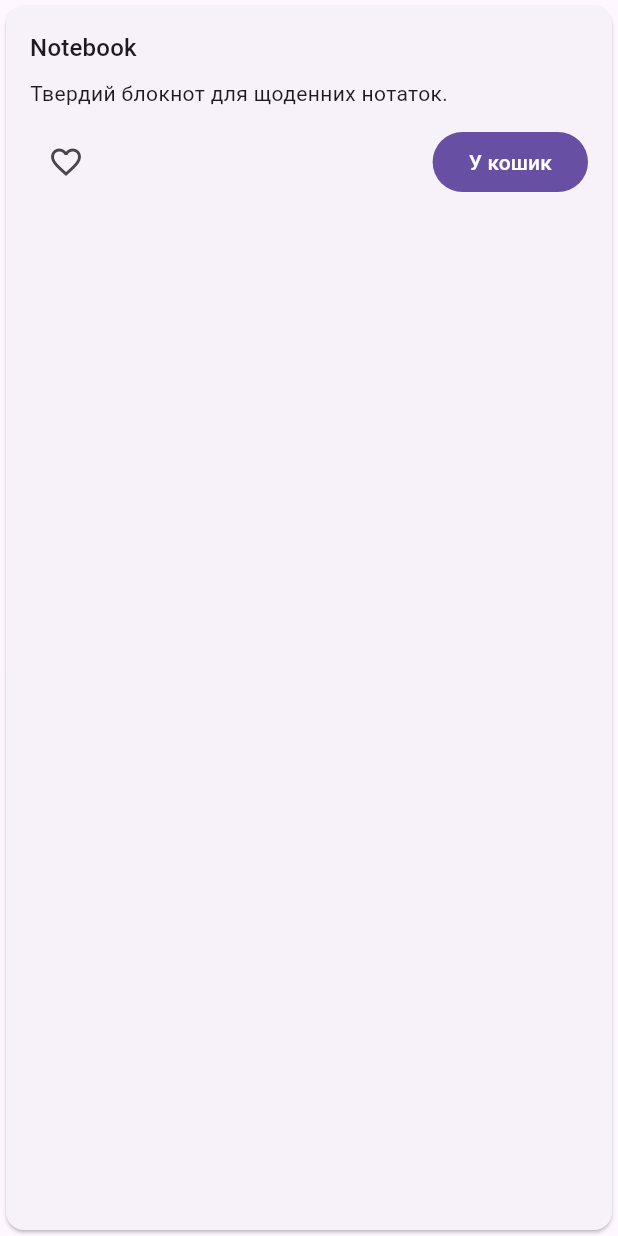
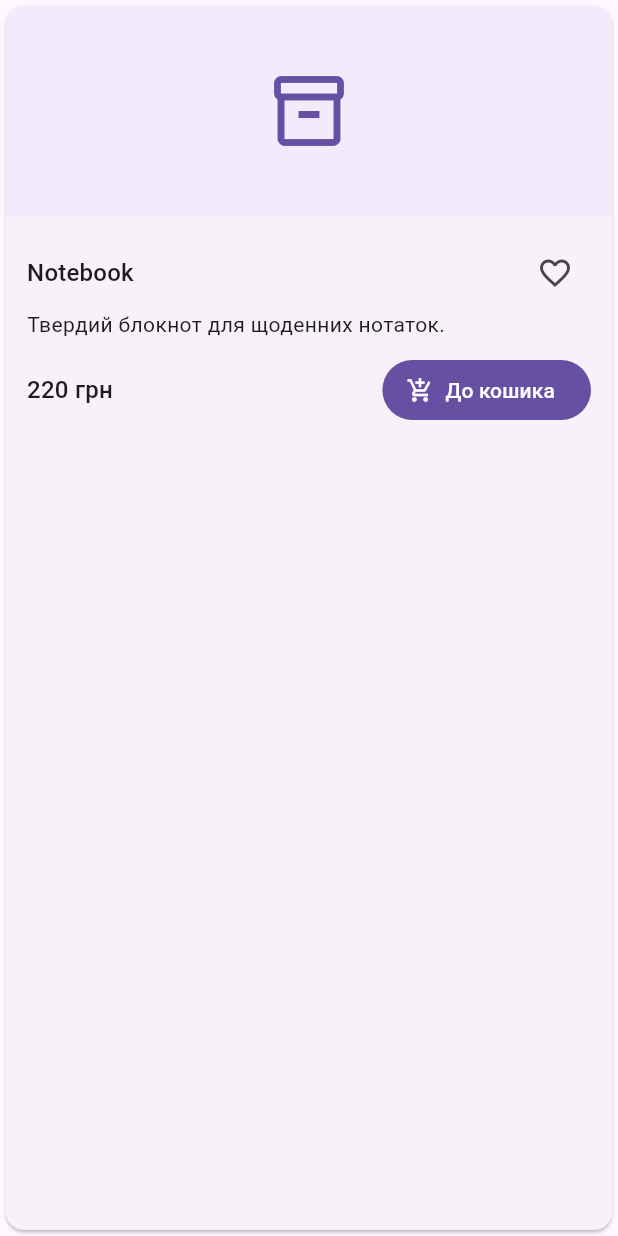
Before and after one commit to Vovan19811981/flutter-pr-05, a Flutter app: the ProductCard widget shown alone on an empty page, opened directly with sample values from the repository, on a phone screen of 412 x 824 dp. Run offline on Flutter 3.47's test engine with Material 3 defaults, Android fonts, the phone set to English and light mode, and no system bars; accounts and stored records are empty.

Commit message:
fixed product card interactions

```diff
--- a/lib/widgets/product_card.dart
+++ b/lib/widgets/product_card.dart
@@ -1,8 +1,10 @@
+import 'dart:async';
+
 import 'package:flutter/material.dart';
 
 import '../models/product.dart';
 
-class ProductCard extends StatelessWidget {
+class ProductCard extends StatefulWidget {
   const ProductCard({
     super.key,
     required this.product,
@@ -17,33 +19,221 @@ class ProductCard extends StatelessWidget {
   final VoidCallback? onAddToCart;
 
   @override
+  State<ProductCard> createState() => _ProductCardState();
+}
+
+class _ProductCardState extends State<ProductCard>
+    with SingleTickerProviderStateMixin {
+  late final AnimationController _shimmerController;
+  Timer? _loadingTimer;
+  bool _loading = true;
+  bool _pressed = false;
+
+  @override
+  void initState() {
+    super.initState();
+    _shimmerController = AnimationController(
+      vsync: this,
+      duration: const Duration(milliseconds: 900),
+    )..repeat(reverse: true);
+    _loadingTimer = Timer(const Duration(milliseconds: 650), () {
+      if (!mounted) {
+        return;
+      }
+      _shimmerController.stop();
+      setState(() => _loading = false);
+    });
+  }
+
+  @override
+  void dispose() {
+    _loadingTimer?.cancel();
+    _shimmerController.dispose();
+    super.dispose();
+  }
+
+  Future<bool> _handleSwipe(DismissDirection direction) async {
+    widget.onFavoriteToggle?.call();
+    return false;
+  }
+
+  void _showZoom() {
+    showDialog<void>(
+      context: context,
+      builder: (context) => Dialog(
+        child: SizedBox(
+          width: 360,
+          height: 360,
+          child: InteractiveViewer(
+            minScale: 0.8,
+            maxScale: 3,
+            child: _ProductVisual(
+              product: widget.product,
+              animation: _shimmerController,
+              loading: false,
+              expanded: true,
+            ),
+          ),
+        ),
+      ),
+    );
+  }
+
+  @override
   Widget build(BuildContext context) {
-    return Card(
+    final theme = Theme.of(context);
+    return Dismissible(
+      key: ValueKey('product-${widget.product.id}'),
+      confirmDismiss: _handleSwipe,
+      background: ColoredBox(
+        color: theme.colorScheme.primaryContainer,
+        child: const Align(
+          alignment: Alignment.centerLeft,
           child: Padding(
-        padding: const EdgeInsets.all(16),
+            padding: EdgeInsets.symmetric(horizontal: 24),
+            child: Icon(Icons.favorite_outline),
+          ),
+        ),
+      ),
+      secondaryBackground: ColoredBox(
+        color: theme.colorScheme.primaryContainer,
+        child: const Align(
+          alignment: Alignment.centerRight,
+          child: Padding(
+            padding: EdgeInsets.symmetric(horizontal: 24),
+            child: Icon(Icons.favorite_outline),
+          ),
+        ),
+      ),
+      child: AnimatedScale(
+        duration: const Duration(milliseconds: 120),
+        scale: _pressed ? 0.985 : 1,
+        child: Card(
+          clipBehavior: Clip.antiAlias,
+          child: InkWell(
+            onTap: _showZoom,
+            onTapDown: (_) => setState(() => _pressed = true),
+            onTapUp: (_) => setState(() => _pressed = false),
+            onTapCancel: () => setState(() => _pressed = false),
+            child: Column(
+              crossAxisAlignment: CrossAxisAlignment.stretch,
+              children: [
+                SizedBox(
+                  height: 140,
+                  child: _ProductVisual(
+                    product: widget.product,
+                    animation: _shimmerController,
+                    loading: _loading,
+                  ),
+                ),
+                Padding(
+                  padding: const EdgeInsets.all(14),
                   child: Column(
                     crossAxisAlignment: CrossAxisAlignment.start,
                     children: [
-            Text(product.name, style: Theme.of(context).textTheme.titleMedium),
-            const SizedBox(height: 8),
-            Text(product.description),
-            const SizedBox(height: 12),
                       Row(
                         children: [
+                          Expanded(
+                            child: Text(widget.product.name, style: theme.textTheme.titleMedium),
+                          ),
                           IconButton(
-                  onPressed: onFavoriteToggle,
-                  icon: Icon(isFavorite ? Icons.favorite : Icons.favorite_border),
+                            tooltip: 'Обране',
+                            onPressed: widget.onFavoriteToggle,
+                            icon: AnimatedSwitcher(
+                              duration: const Duration(milliseconds: 180),
+                              child: Icon(
+                                widget.isFavorite ? Icons.favorite : Icons.favorite_border,
+                                key: ValueKey(widget.isFavorite),
                               ),
-                const Spacer(),
-                FilledButton(
-                  onPressed: onAddToCart,
-                  child: const Text('У кошик'),
+                            ),
+                          ),
+                        ],
+                      ),
+                      Text(widget.product.description, maxLines: 2, overflow: TextOverflow.ellipsis),
+                      const SizedBox(height: 10),
+                      Row(
+                        children: [
+                          Expanded(
+                            child: Text(
+                              '${widget.product.price.toStringAsFixed(0)} грн',
+                              style: theme.textTheme.titleMedium,
+                            ),
+                          ),
+                          FilledButton.icon(
+                            onPressed: widget.onAddToCart,
+                            icon: const Icon(Icons.add_shopping_cart),
+                            label: const Text('До кошика'),
                           ),
                         ],
                       ),
                     ],
                   ),
                 ),
+              ],
+            ),
+          ),
+        ),
+      ),
     );
   }
 }
+
+class _ProductVisual extends StatelessWidget {
+  const _ProductVisual({
+    required this.product,
+    required this.animation,
+    required this.loading,
+    this.expanded = false,
+  });
+
+  final Product product;
+  final Animation<double> animation;
+  final bool loading;
+  final bool expanded;
+
+  @override
+  Widget build(BuildContext context) {
+    final scheme = Theme.of(context).colorScheme;
+    Widget content() => Center(
+          child: Column(
+            mainAxisSize: MainAxisSize.min,
+            children: [
+              Icon(
+                Icons.inventory_2_outlined,
+                size: expanded ? 110 : 56,
+                color: scheme.primary,
+              ),
+              if (expanded) ...[
+                const SizedBox(height: 16),
+                Text(product.name, style: Theme.of(context).textTheme.headlineSmall),
+              ],
+            ],
+          ),
+        );
+
+    if (!loading) {
+      return ColoredBox(
+        color: scheme.primaryContainer.withAlpha(89),
+        child: content(),
+      );
+    }
+
+    return AnimatedBuilder(
+      animation: animation,
+      builder: (context, child) => DecoratedBox(
+        decoration: BoxDecoration(
+          gradient: LinearGradient(
+            begin: Alignment(-1 + animation.value * 0.4, -1),
+            end: Alignment(1 + animation.value * 0.4, 1),
+            colors: [
+              scheme.surface,
+              scheme.primaryContainer.withAlpha(166),
+              scheme.surface,
+            ],
+          ),
+        ),
+        child: content(),
+      ),
+    );
+  }
+}
```
Lines whose indentation alone changed are shown as unchanged.
